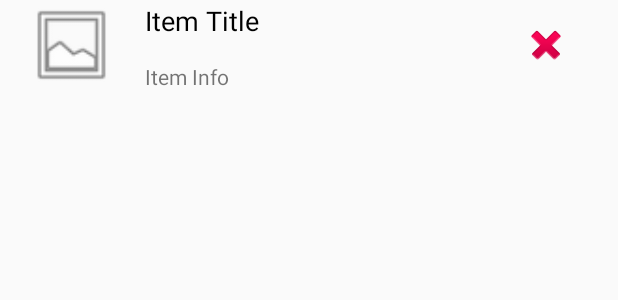
After one commit to bunnywrote/frigy-mobile, an Android app: the layout checkin_basket_item_layout.xml on its own in the app's theme, with its tools: preview values and no code run, on a phone screen of 412 x 824 dp. The commit adds this screen. Shown: the top 300 px of the screen. Run offline under Robolectric (Android 15) with nearby library versions, the phone set to English and light mode, and no system bars.

Commit message:
added recycler view for CheckInActivity.kt

```diff
--- a/app/src/main/res/layout/activity_check_in.xml
+++ b/app/src/main/res/layout/activity_check_in.xml
@@ -45,6 +45,12 @@
             android:text="Scanned Bardoces:"
             tools:layout_editor_absoluteX="31dp"
             tools:layout_editor_absoluteY="311dp" />
+
+        <android.support.v7.widget.RecyclerView
+            android:id="@+id/checkin_recycler"
+            android:layout_width="match_parent"
+            android:layout_height="match_parent" />
+
     </LinearLayout>
 
 </android.support.constraint.ConstraintLayout>
--- /dev/null
+++ b/app/src/main/res/layout/checkin_basket_item_layout.xml
@@ -0,0 +1,54 @@
+<?xml version="1.0" encoding="utf-8"?>
+<LinearLayout xmlns:android="http://schemas.android.com/apk/res/android"
+    xmlns:app="http://schemas.android.com/apk/res-auto"
+    android:layout_width="match_parent"
+    android:layout_height="60dp"
+    android:layout_alignParentStart="true"
+    android:gravity="start">
+
+    <ImageView
+        android:id="@+id/item_image"
+        android:layout_width="60dp"
+        android:layout_height="match_parent"
+        android:layout_weight="1"
+        android:contentDescription="@string/item_image_desc"
+        android:scaleType="fitCenter"
+        app:srcCompat="@android:drawable/ic_menu_gallery" />
+
+    <LinearLayout
+        android:layout_width="wrap_content"
+        android:layout_height="wrap_content"
+        android:layout_weight="4"
+        android:gravity="top|start"
+        android:orientation="vertical"
+        android:padding="1dp">
+
+        <TextView
+            android:id="@+id/item_title"
+            android:layout_width="match_parent"
+            android:layout_height="40dp"
+            android:contentDescription="@string/item_title_desc"
+            android:ellipsize="end"
+            android:maxLines="1"
+            android:text="@string/item_title_desc"
+            android:textColor="@color/black"
+            android:textSize="18sp" />
+
+        <TextView
+            android:id="@+id/item_info"
+            android:layout_width="match_parent"
+            android:layout_height="20dp"
+            android:contentDescription="@string/item_info_desc"
+            android:text="@string/item_info_desc" />
+    </LinearLayout>
+
+    <ImageButton
+        android:id="@+id/remove_button"
+        android:layout_width="60dp"
+        android:layout_height="match_parent"
+        android:layout_weight="1"
+        android:background="@android:color/transparent"
+        android:contentDescription="@string/remove_btn_desc"
+        android:minWidth="50dp"
+        app:srcCompat="@android:drawable/ic_delete" />
+</LinearLayout>
--- a/app/src/main/res/values/strings.xml
+++ b/app/src/main/res/values/strings.xml
@@ -6,6 +6,10 @@
     <string name="nav_header_subtitle">android.studio@android.com</string>
     <string name="nav_header_desc">Navigation header</string>
     <string name="action_settings">Settings</string>
+    <string name="item_image_desc">Item Image</string>
+    <string name="item_title_desc">Item Title</string>
+    <string name="item_info_desc">Item Info</string>
+    <string name="remove_btn_desc">Item Info</string>
 
     <!-- TODO: Remove or change this placeholder text -->
     <string name="hello_blank_fragment">Hello blank fragment</string>
```
Also changed, not shown: app/src/main/java/org/frigy/frigymobile/Activities/CheckInActivity.kt (+26 -15 lines), app/src/main/java/org/frigy/frigymobile/Adapters/CheckinBasketItemAdapter.kt (added, +59 -0 lines), app/src/main/java/org/frigy/frigymobile/Models/Item.kt (+22 -25 lines), app/src/main/java/org/frigy/frigymobile/ViewModels/CheckinBasketModel.kt (added, +41 -0 lines).
